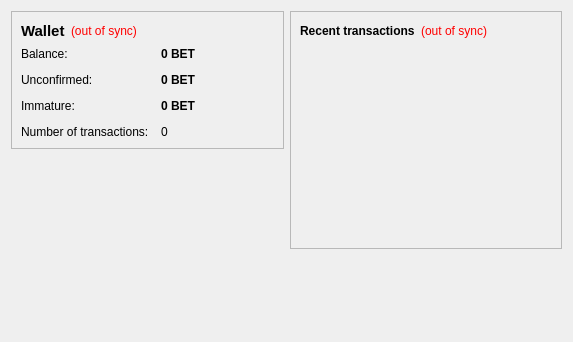
The window that src/qt/forms/overviewpage.ui (betcoinproject/betcoin) describes before a commit, drawn with Qt 5.
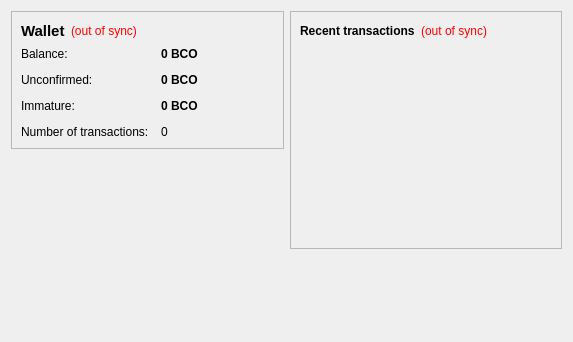
The same window after the commit.

Diff of the .ui file:
```diff
--- a/src/qt/forms/overviewpage.ui
+++ b/src/qt/forms/overviewpage.ui
@@ -105,7 +105,7 @@
              <string>Your current balance</string>
             </property>
             <property name="text">
-             <string notr="true">0 BET</string>
+             <string notr="true">0 BCO</string>
             </property>
             <property name="textInteractionFlags">
              <set>Qt::LinksAccessibleByMouse|Qt::TextSelectableByKeyboard|Qt::TextSelectableByMouse</set>
@@ -134,7 +134,7 @@
              <string>Total of transactions that have yet to be confirmed, and do not yet count toward the current balance</string>
             </property>
             <property name="text">
-             <string notr="true">0 BET</string>
+             <string notr="true">0 BCO</string>
             </property>
             <property name="textInteractionFlags">
              <set>Qt::LinksAccessibleByMouse|Qt::TextSelectableByKeyboard|Qt::TextSelectableByMouse</set>
@@ -177,7 +177,7 @@
              <string>Mined balance that has not yet matured</string>
             </property>
             <property name="text">
-             <string notr="true">0 BET</string>
+             <string notr="true">0 BCO</string>
             </property>
             <property name="textInteractionFlags">
              <set>Qt::LinksAccessibleByMouse|Qt::TextSelectableByKeyboard|Qt::TextSelectableByMouse</set>
```
